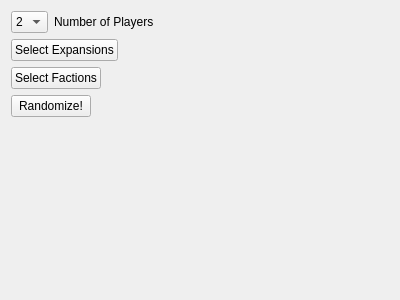
Above: mainwidget.ui from yvvan/SmashUpRaceSelection before the change. Below: the same form after it.
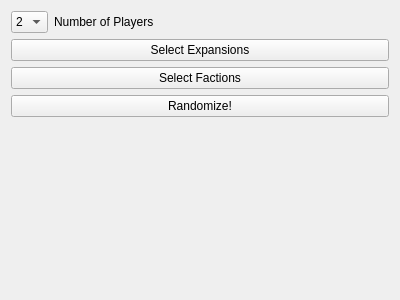
That is the form after the change.

The edit to the form file:
```diff
--- a/mainwidget.ui
+++ b/mainwidget.ui
@@ -86,19 +86,6 @@
        </property>
       </widget>
      </item>
-     <item>
-      <spacer name="horizontalSpacer_2">
-       <property name="orientation">
-        <enum>Qt::Horizontal</enum>
-       </property>
-       <property name="sizeHint" stdset="0">
-        <size>
-         <width>40</width>
-         <height>20</height>
-        </size>
-       </property>
-      </spacer>
-     </item>
     </layout>
    </item>
    <item>
@@ -110,19 +97,6 @@
        </property>
       </widget>
      </item>
-     <item>
-      <spacer name="horizontalSpacer_3">
-       <property name="orientation">
-        <enum>Qt::Horizontal</enum>
-       </property>
-       <property name="sizeHint" stdset="0">
-        <size>
-         <width>40</width>
-         <height>20</height>
-        </size>
-       </property>
-      </spacer>
-     </item>
     </layout>
    </item>
    <item>
@@ -134,19 +108,6 @@
        </property>
       </widget>
      </item>
-     <item>
-      <spacer name="horizontalSpacer_4">
-       <property name="orientation">
-        <enum>Qt::Horizontal</enum>
-       </property>
-       <property name="sizeHint" stdset="0">
-        <size>
-         <width>40</width>
-         <height>20</height>
-        </size>
-       </property>
-      </spacer>
-     </item>
     </layout>
    </item>
    <item>
```
